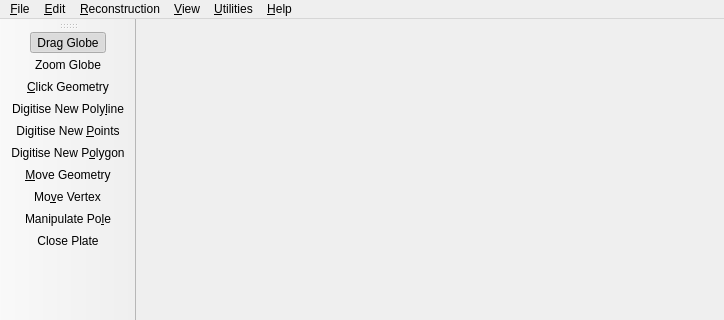
Old version of the form src/qt-widgets/ViewportWindowUi.ui in the repository GPlates/GPlates; both pictures show x 0 to 724 and y 0 to 320 of the 724 by 600 pixel window.
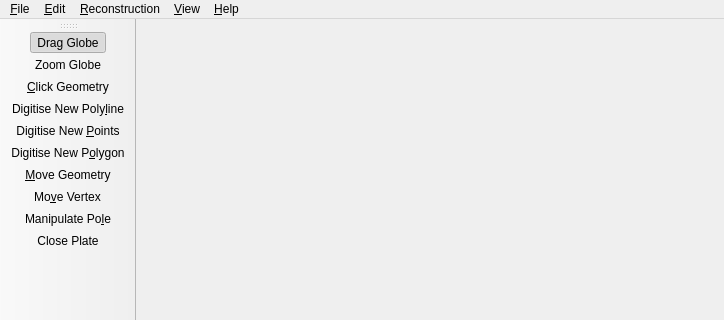
New version of the form. Icons and pictures are not drawn.

```diff
--- a/src/qt-widgets/ViewportWindowUi.ui
+++ b/src/qt-widgets/ViewportWindowUi.ui
@@ -101,12 +101,6 @@
     <addaction name="separator" />
     <addaction name="action_Export_Geometry_Snapshot" />
    </widget>
-   <widget class="QMenu" name="menu_Utilities" >
-    <property name="title" >
-     <string>&amp;Utilities</string>
-    </property>
-    <addaction name="action_Reconstruction_Tree_and_Poles" />
-   </widget>
    <widget class="QMenu" name="menu_Edit" >
     <property name="title" >
      <string>&amp;Edit</string>
@@ -125,7 +119,6 @@
    <addaction name="menu_Edit" />
    <addaction name="menu_Reconstruction" />
    <addaction name="menu_View" />
-   <addaction name="menu_Utilities" />
    <addaction name="menu_Help" />
   </widget>
   <widget class="QStatusBar" name="statusbar" />
```
Left out of the diff: 59 changed lines with no effect on the pictures.
